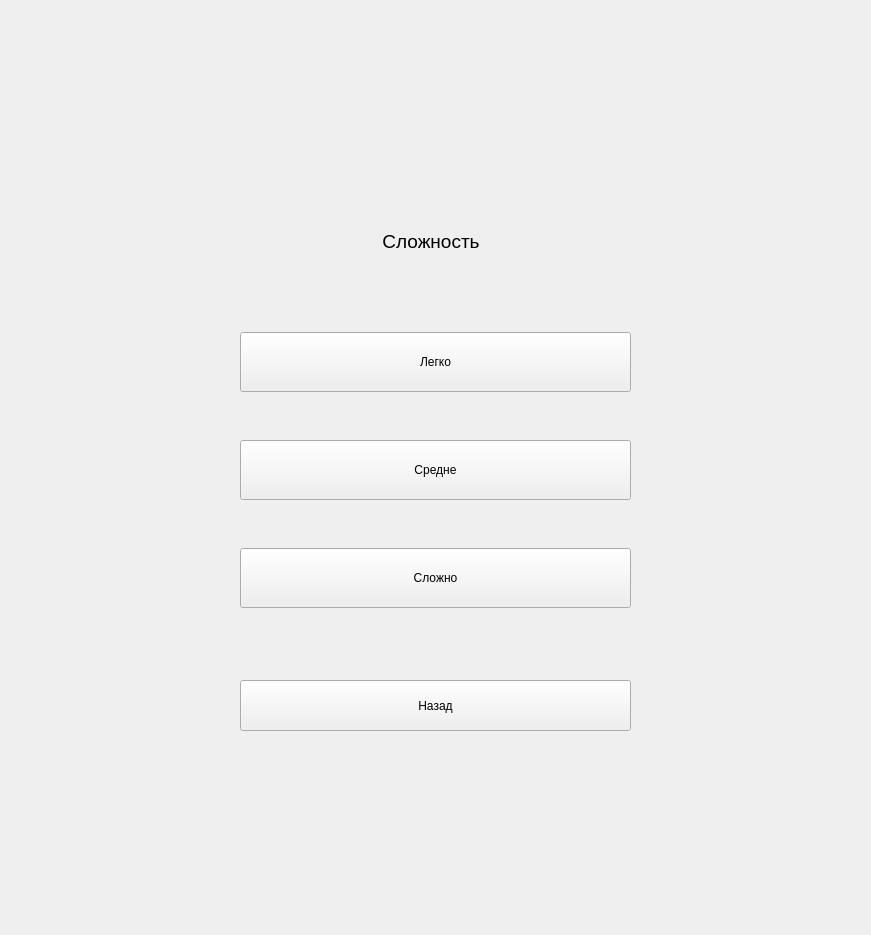
This is ui/difficult.ui in moevm/gui-1h2018-34 as Qt 5 draws it before an edit. The edited form follows.
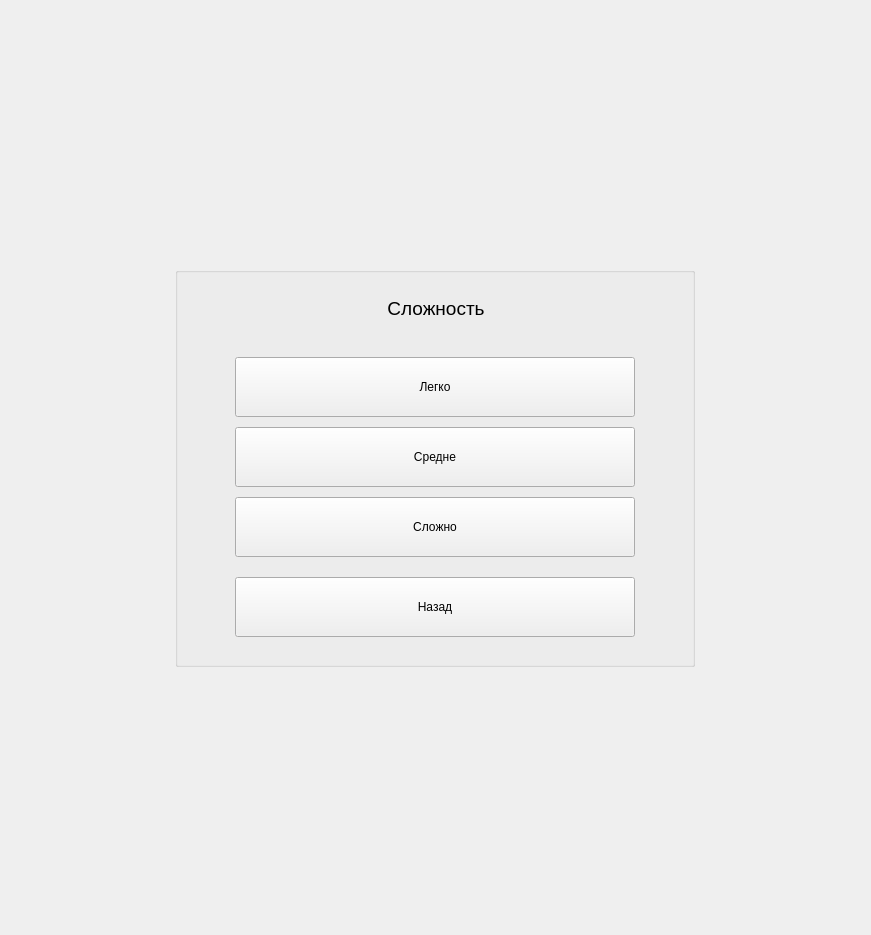
This is the edited form.

Commit message: main and difficult menus resizable now

Diff of the .ui file:
```diff
--- a/ui/difficult.ui
+++ b/ui/difficult.ui
@@ -13,36 +13,35 @@
   <property name="windowTitle">
    <string>Form</string>
   </property>
-  <widget class="QPushButton" name="ToMainMenu">
-   <property name="geometry">
-    <rect>
-     <x>240</x>
-     <y>680</y>
-     <width>391</width>
-     <height>51</height>
-    </rect>
-   </property>
+  <layout class="QHBoxLayout" name="horizontalLayout">
+   <item>
+    <widget class="QGroupBox" name="groupBox">
    <property name="sizePolicy">
-    <sizepolicy hsizetype="Expanding" vsizetype="Maximum">
+      <sizepolicy hsizetype="Maximum" vsizetype="Maximum">
      <horstretch>0</horstretch>
      <verstretch>0</verstretch>
     </sizepolicy>
    </property>
+     <property name="minimumSize">
+      <size>
+       <width>520</width>
+       <height>400</height>
+      </size>
+     </property>
    <property name="maximumSize">
     <size>
-     <width>400</width>
-     <height>60</height>
-    </size>
-   </property>
-   <property name="text">
-    <string>Назад</string>
-   </property>
-  </widget>
+       <width>520</width>
+       <height>400</height>
+      </size>
+     </property>
+     <property name="title">
+      <string/>
+     </property>
   <widget class="QLabel" name="label">
    <property name="geometry">
     <rect>
-     <x>380</x>
-     <y>230</y>
+        <x>210</x>
+        <y>30</y>
      <width>102</width>
      <height>27</height>
     </rect>
@@ -65,18 +64,15 @@
     <set>Qt::AlignHCenter|Qt::AlignTop</set>
    </property>
   </widget>
-  <widget class="QWidget" name="verticalLayoutWidget">
-   <property name="geometry">
-    <rect>
-     <x>240</x>
-     <y>290</y>
-     <width>391</width>
-     <height>361</height>
-    </rect>
-   </property>
-   <layout class="QVBoxLayout" name="verticalLayout">
-    <item>
      <widget class="QPushButton" name="pushButton">
+      <property name="geometry">
+       <rect>
+        <x>60</x>
+        <y>90</y>
+        <width>400</width>
+        <height>60</height>
+       </rect>
+      </property>
       <property name="sizePolicy">
        <sizepolicy hsizetype="Minimum" vsizetype="Preferred">
         <horstretch>0</horstretch>
@@ -93,9 +89,15 @@
        <string>Легко</string>
       </property>
      </widget>
-    </item>
-    <item>
      <widget class="QPushButton" name="pushButton_2">
+      <property name="geometry">
+       <rect>
+        <x>60</x>
+        <y>160</y>
+        <width>400</width>
+        <height>60</height>
+       </rect>
+      </property>
       <property name="sizePolicy">
        <sizepolicy hsizetype="Minimum" vsizetype="Preferred">
         <horstretch>0</horstretch>
@@ -112,9 +114,15 @@
        <string>Средне</string>
       </property>
      </widget>
-    </item>
-    <item>
      <widget class="QPushButton" name="pushButton_3">
+      <property name="geometry">
+       <rect>
+        <x>60</x>
+        <y>230</y>
+        <width>400</width>
+        <height>60</height>
+       </rect>
+      </property>
       <property name="sizePolicy">
        <sizepolicy hsizetype="Minimum" vsizetype="Preferred">
         <horstretch>0</horstretch>
@@ -131,9 +139,34 @@
        <string>Сложно</string>
       </property>
      </widget>
-    </item>
-   </layout>
-  </widget>
+     <widget class="QPushButton" name="ToMainMenu">
+      <property name="geometry">
+       <rect>
+        <x>60</x>
+        <y>310</y>
+        <width>400</width>
+        <height>60</height>
+       </rect>
+      </property>
+      <property name="sizePolicy">
+       <sizepolicy hsizetype="Expanding" vsizetype="Maximum">
+        <horstretch>0</horstretch>
+        <verstretch>0</verstretch>
+       </sizepolicy>
+      </property>
+      <property name="maximumSize">
+       <size>
+        <width>400</width>
+        <height>60</height>
+       </size>
+      </property>
+      <property name="text">
+       <string>Назад</string>
+      </property>
+     </widget>
+    </widget>
+   </item>
+  </layout>
  </widget>
  <resources/>
  <connections/>
```
Lines whose indentation alone changed are shown as unchanged. The commit also changes 2 other files.
